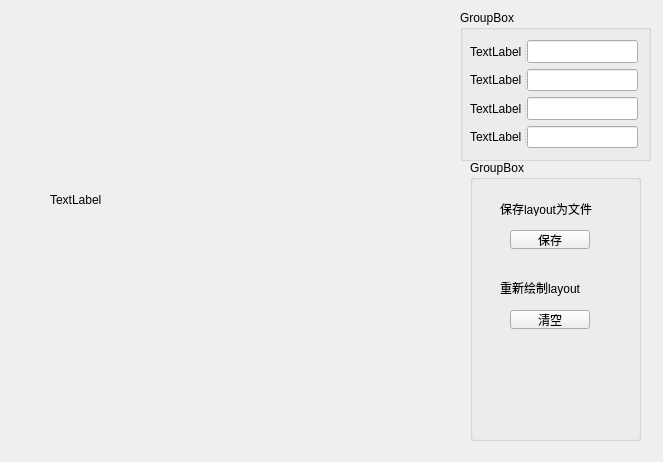
Above: LED_test/form_layout.ui from imbdus/LEDPLate before the change. Below: the same form after it.
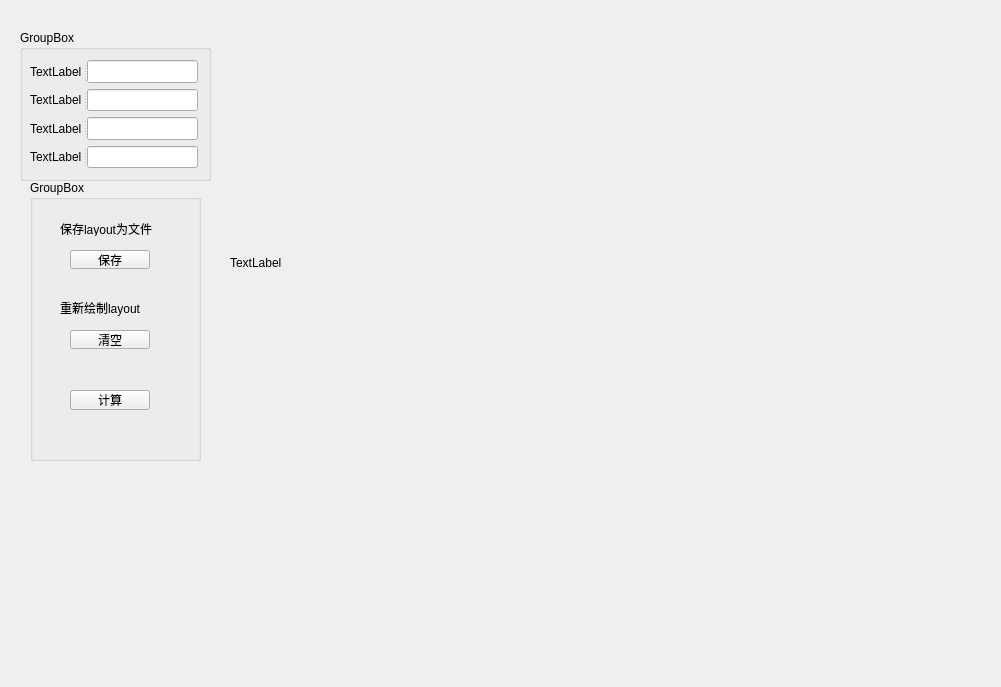
That is the form after the change.

```diff
--- a/LED_test/form_layout.ui
+++ b/LED_test/form_layout.ui
@@ -6,8 +6,8 @@
    <rect>
     <x>0</x>
     <y>0</y>
-    <width>663</width>
-    <height>462</height>
+    <width>1001</width>
+    <height>687</height>
    </rect>
   </property>
   <property name="sizePolicy">
@@ -22,10 +22,10 @@
   <widget class="QLabel" name="label">
    <property name="geometry">
     <rect>
-     <x>50</x>
-     <y>30</y>
-     <width>401</width>
-     <height>340</height>
+     <x>230</x>
+     <y>20</y>
+     <width>648</width>
+     <height>486</height>
     </rect>
    </property>
    <property name="sizePolicy">
@@ -41,8 +41,8 @@
   <widget class="QGroupBox" name="groupBox">
    <property name="geometry">
     <rect>
-     <x>470</x>
-     <y>160</y>
+     <x>30</x>
+     <y>180</y>
      <width>171</width>
      <height>281</height>
     </rect>
@@ -108,12 +108,25 @@
      <string>清空</string>
     </property>
    </widget>
+   <widget class="QPushButton" name="CalculateBtn">
+    <property name="geometry">
+     <rect>
+      <x>40</x>
+      <y>210</y>
+      <width>80</width>
+      <height>20</height>
+     </rect>
+    </property>
+    <property name="text">
+     <string>计算</string>
+    </property>
+   </widget>
   </widget>
   <widget class="QGroupBox" name="groupBox_2">
    <property name="geometry">
     <rect>
-     <x>460</x>
-     <y>10</y>
+     <x>20</x>
+     <y>30</y>
      <width>191</width>
      <height>151</height>
     </rect>
@@ -268,6 +281,17 @@
     </layout>
    </widget>
   </widget>
+  <widget class="QWidget" name="verticalLayoutWidget">
+   <property name="geometry">
+    <rect>
+     <x>230</x>
+     <y>520</y>
+     <width>591</width>
+     <height>131</height>
+    </rect>
+   </property>
+   <layout class="QVBoxLayout" name="LayoutForRes"/>
+  </widget>
  </widget>
  <resources/>
  <connections/>
```
